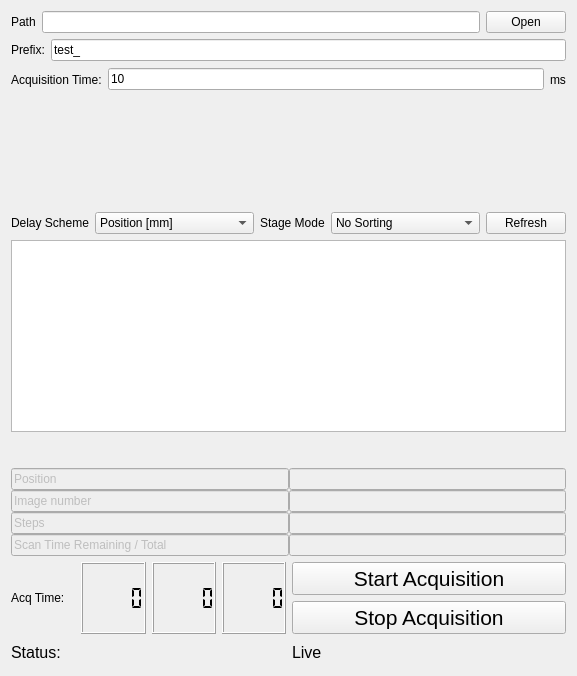
Old version of the form panels/ui/acquisitionpanel.ui in the repository Attolab/SC-TDC.
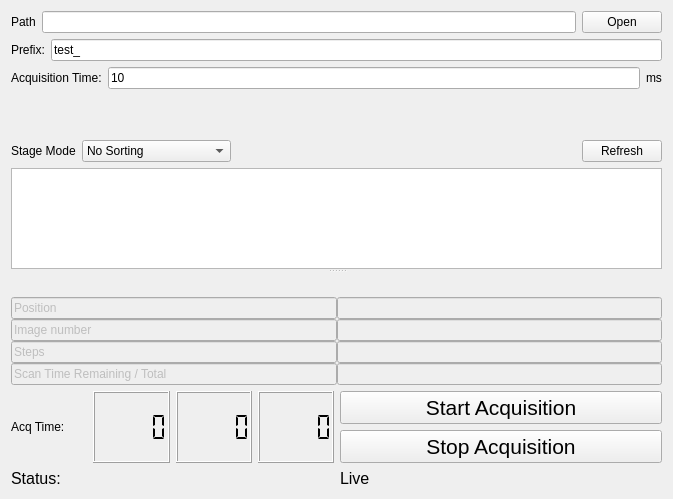
New version of the form. Custom widgets are drawn as their Qt base class.

Commit message: Separating Stage and Scan Adding units choice

```diff
--- a/panels/ui/acquisitionpanel.ui
+++ b/panels/ui/acquisitionpanel.ui
@@ -6,10 +6,16 @@
    <rect>
     <x>0</x>
     <y>0</y>
-    <width>539</width>
-    <height>676</height>
+    <width>673</width>
+    <height>499</height>
    </rect>
   </property>
+  <property name="sizePolicy">
+   <sizepolicy hsizetype="Preferred" vsizetype="Preferred">
+    <horstretch>0</horstretch>
+    <verstretch>0</verstretch>
+   </sizepolicy>
+  </property>
   <property name="windowTitle">
    <string>Form</string>
   </property>
@@ -95,52 +101,16 @@
     </spacer>
    </item>
    <item>
+    <widget class="QSplitter" name="splitter">
+     <property name="orientation">
+      <enum>Qt::Vertical</enum>
+     </property>
+     <widget class="QWidget" name="">
     <layout class="QVBoxLayout" name="verticalLayout_4">
      <item>
       <layout class="QHBoxLayout" name="horizontalLayout">
        <item>
         <layout class="QHBoxLayout" name="horizontalLayout_9">
-         <item>
-          <widget class="QLabel" name="label_delayScheme">
-           <property name="text">
-            <string>Delay Scheme</string>
-           </property>
-          </widget>
-         </item>
-         <item>
-          <widget class="QComboBox" name="cBox_stageMode">
-           <item>
-            <property name="text">
-             <string>Position [mm]</string>
-            </property>
-           </item>
-           <item>
-            <property name="text">
-             <string>Time - Single Pass [ps]</string>
-            </property>
-           </item>
-           <item>
-            <property name="text">
-             <string>Time - Double Pass [ps]</string>
-            </property>
-           </item>
-           <item>
-            <property name="text">
-             <string>Time - Single Pass [fs]</string>
-            </property>
-           </item>
-           <item>
-            <property name="text">
-             <string>Time - Double Pass [fs]</string>
-            </property>
-           </item>
-           <item>
-            <property name="text">
-             <string>Index [no units]</string>
-            </property>
-           </item>
-          </widget>
-         </item>
          <item>
           <widget class="QLabel" name="label_stageMode">
            <property name="text">
@@ -204,7 +174,7 @@
      <item>
       <widget class="QPlainTextEdit" name="textEdit_delayInput">
        <property name="sizePolicy">
-        <sizepolicy hsizetype="Preferred" vsizetype="Preferred">
+          <sizepolicy hsizetype="Preferred" vsizetype="Maximum">
          <horstretch>0</horstretch>
          <verstretch>0</verstretch>
         </sizepolicy>
@@ -212,8 +182,7 @@
       </widget>
      </item>
     </layout>
-   </item>
-   <item>
+     </widget>
     <widget class="PlotWidget" name="plot_delays" native="true">
      <property name="sizePolicy">
       <sizepolicy hsizetype="Preferred" vsizetype="Minimum">
@@ -221,6 +190,7 @@
        <verstretch>0</verstretch>
       </sizepolicy>
      </property>
+     </widget>
     </widget>
    </item>
    <item>
```
Lines whose indentation alone changed are shown as unchanged. The commit also changes 10 other files.
